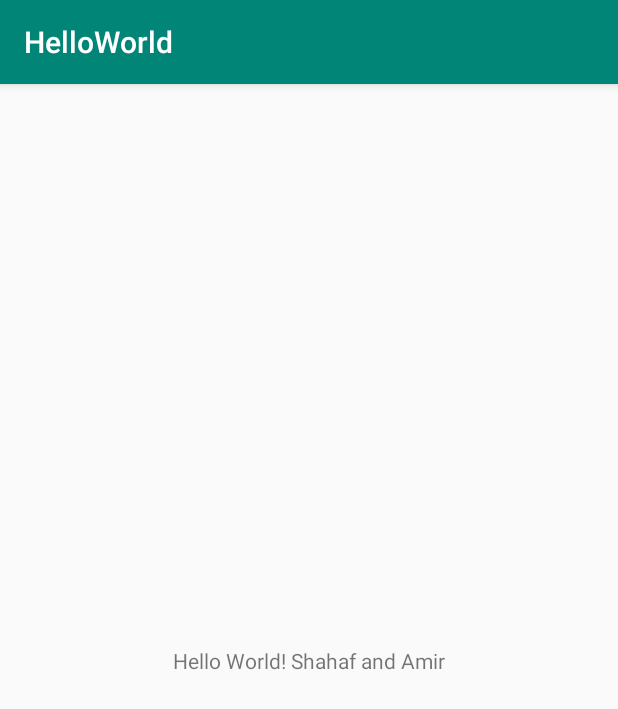
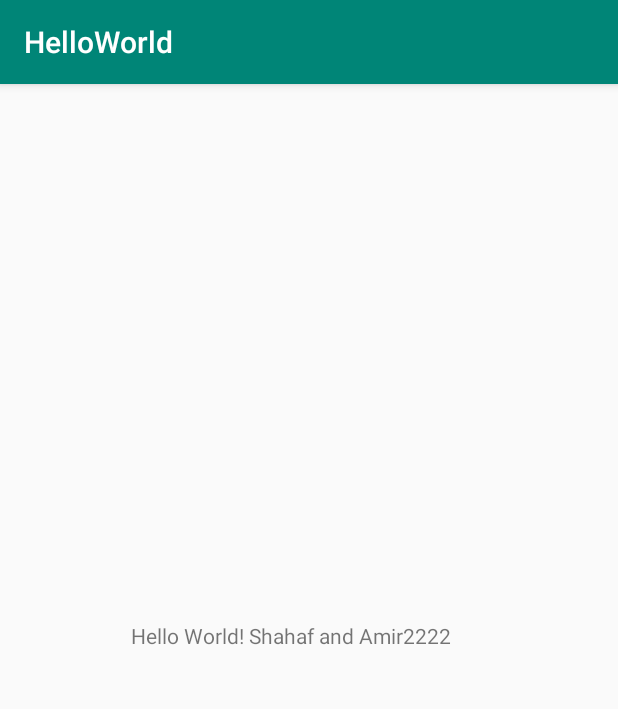
Before and after one commit to amir1902/HelloWorld, an Android app: the screen it shows after launch (MainActivity), on a phone screen of 412 x 824 dp. Shown: the top 709 px of the screen. Run offline under Robolectric (Android 15) with nearby library versions, the phone set to English and light mode, and no system bars.

Commit message:
Changed message.

```diff
--- a/app/src/main/res/layout/activity_main.xml
+++ b/app/src/main/res/layout/activity_main.xml
@@ -9,10 +9,12 @@
     <TextView
         android:layout_width="wrap_content"
         android:layout_height="wrap_content"
-        android:text="Hello World! Shahaf and Amir"
+        android:text="Hello World! Shahaf and Amir2222"
         app:layout_constraintBottom_toBottomOf="parent"
+        app:layout_constraintHorizontal_bias="0.438"
         app:layout_constraintLeft_toLeftOf="parent"
         app:layout_constraintRight_toRightOf="parent"
-        app:layout_constraintTop_toTopOf="parent" />
+        app:layout_constraintTop_toTopOf="parent"
+        app:layout_constraintVertical_bias="0.478" />
 
 </androidx.constraintlayout.widget.ConstraintLayout>
```
